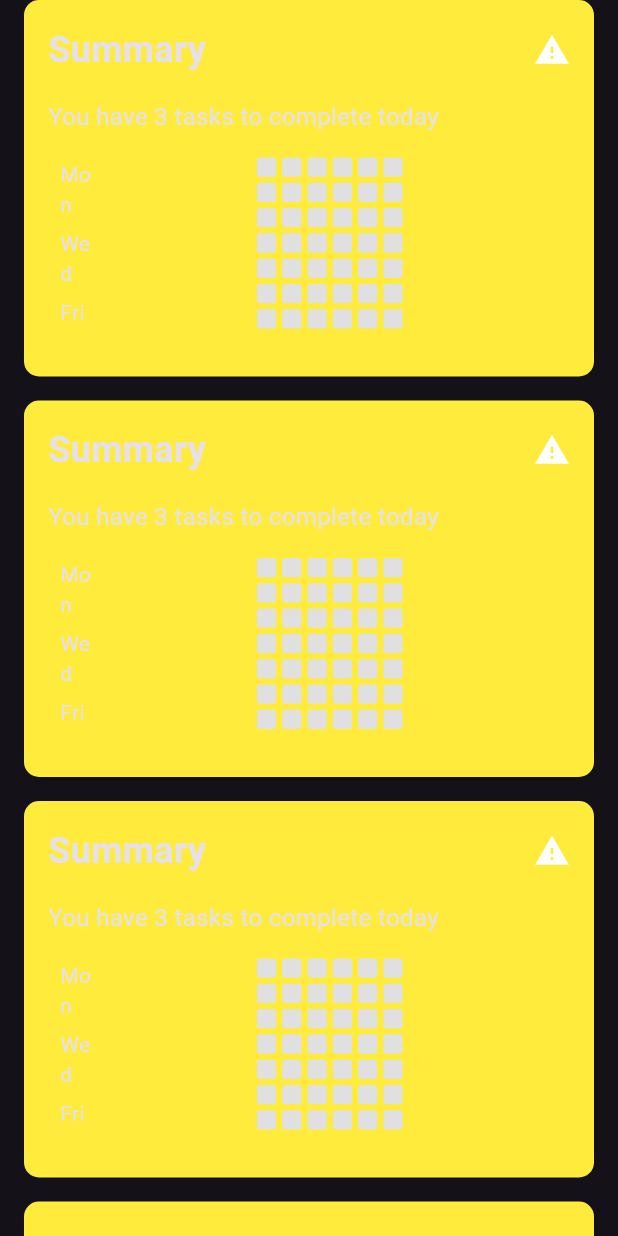
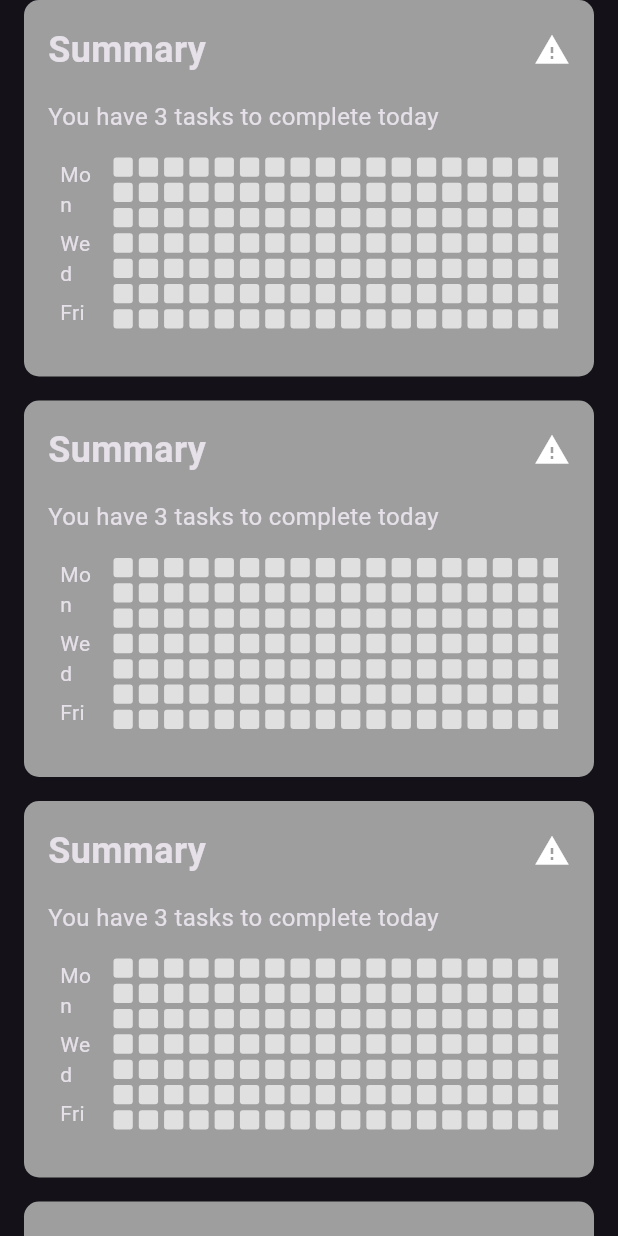
Before and after one commit to kolbe-ryo/count_habits, a Flutter app: the screen it shows after launch, on a phone screen of 412 x 824 dp. Run offline on Flutter 3.47's test engine with Material 3 defaults, Android fonts, the phone set to English and light mode, and no system bars; our stand-ins replace flutter_riverpod, freezed_annotation, logger, lottie, riverpod_annotation; generated files the repository leaves out were written again.

```diff
--- a/lib/presentation/pages/top/components/contribution_tile.dart
+++ b/lib/presentation/pages/top/components/contribution_tile.dart
@@ -9,7 +9,7 @@ class ContributionTile extends StatelessWidget {
     final dt = DateTime.now();
     final weekDay = dt.weekday + 1;
 
-    for (var i = 0; i < 7 * weekDay; i++) {
+    for (var i = 0; i < 21 * weekDay; i++) {
       commit.add(math.Random().nextInt(10));
     }
 
--- a/lib/presentation/pages/top/components/summary_card.dart
+++ b/lib/presentation/pages/top/components/summary_card.dart
@@ -9,7 +9,7 @@ class SummaryCard extends StatelessWidget {
     return Container(
       padding: const EdgeInsets.all(16),
       decoration: BoxDecoration(
-        color: Colors.yellow, // Changed color to yellow
+        color: Colors.grey, // Changed color to yellow
         borderRadius: BorderRadius.circular(10),
       ),
       child: const Column(
--- a/lib/presentation/pages/top/top_page.dart
+++ b/lib/presentation/pages/top/top_page.dart
@@ -11,7 +11,7 @@ class TopPage extends ConsumerWidget {
       body: SafeArea(
         child: ListView.builder(
           padding: const EdgeInsets.symmetric(horizontal: 16),
-          itemCount: 10,
+          itemCount: 4,
           itemBuilder: (context, item) {
             return const Padding(
               padding: EdgeInsets.only(bottom: 16),
```
